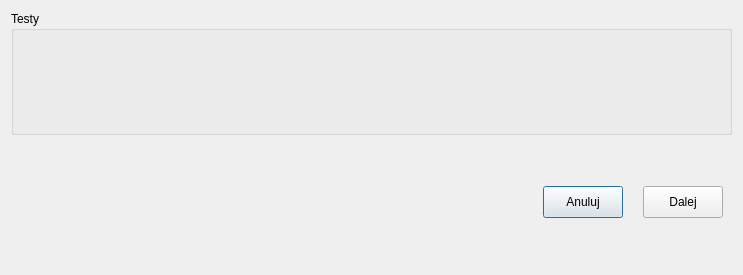
Qt form CzujkiLinioweApp/wybortestu.ui (wiacekmarcin/CzujkiLiniowe) before a commit.
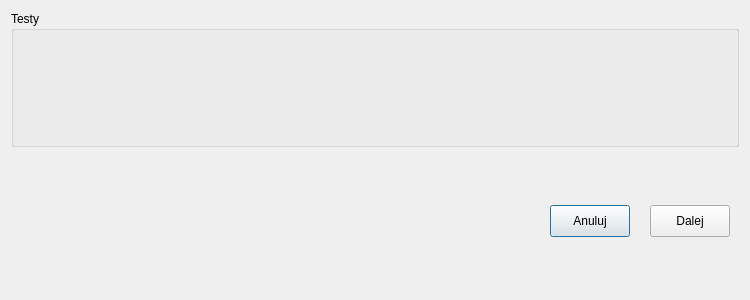
The same form after that commit. Icons and pictures are not drawn.

Patch:
```diff
--- a/CzujkiLinioweApp/wybortestu.ui
+++ b/CzujkiLinioweApp/wybortestu.ui
@@ -6,10 +6,22 @@
    <rect>
     <x>0</x>
     <y>0</y>
-    <width>743</width>
-    <height>275</height>
+    <width>750</width>
+    <height>300</height>
    </rect>
   </property>
+  <property name="minimumSize">
+   <size>
+    <width>750</width>
+    <height>300</height>
+   </size>
+  </property>
+  <property name="maximumSize">
+   <size>
+    <width>1920</width>
+    <height>1200</height>
+   </size>
+  </property>
   <property name="windowTitle">
    <string>Wybierz test</string>
   </property>
```
Left out of the diff: 6 changed lines with no effect on the pictures.
